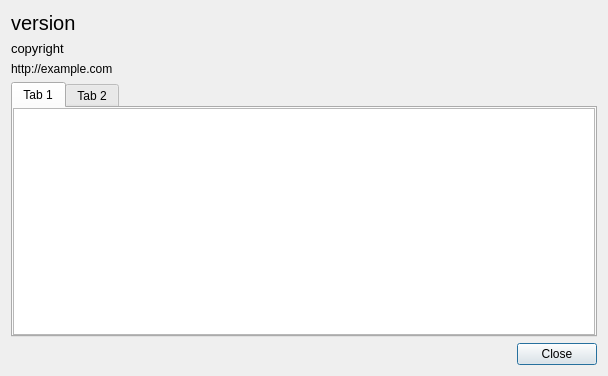
First picture: the form in src/aboutdialog.ui, repository ambiesoft/SceneExplorer, before the edit.
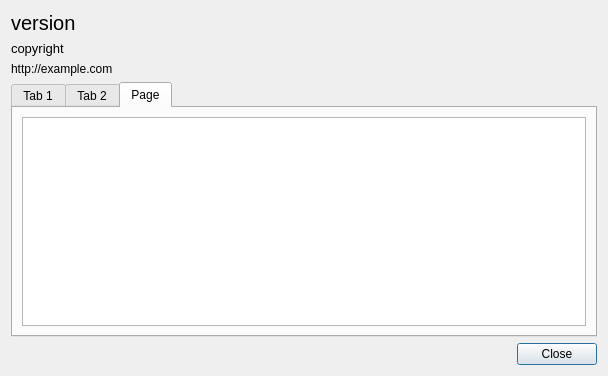
Second picture: the form after the edit.

Diff of the .ui file:
```diff
--- a/src/aboutdialog.ui
+++ b/src/aboutdialog.ui
@@ -48,7 +48,7 @@
    <item>
     <widget class="QTabWidget" name="tabWidget">
      <property name="currentIndex">
-      <number>0</number>
+      <number>2</number>
      </property>
      <widget class="QWidget" name="tab">
       <attribute name="title">
@@ -111,6 +111,16 @@
        </item>
       </layout>
      </widget>
+     <widget class="QWidget" name="tab_3">
+      <attribute name="title">
+       <string>Page</string>
+      </attribute>
+      <layout class="QVBoxLayout" name="verticalLayout_4">
+       <item>
+        <widget class="QTextBrowser" name="tbOtherVersion"/>
+       </item>
+      </layout>
+     </widget>
     </widget>
    </item>
    <item>
```
